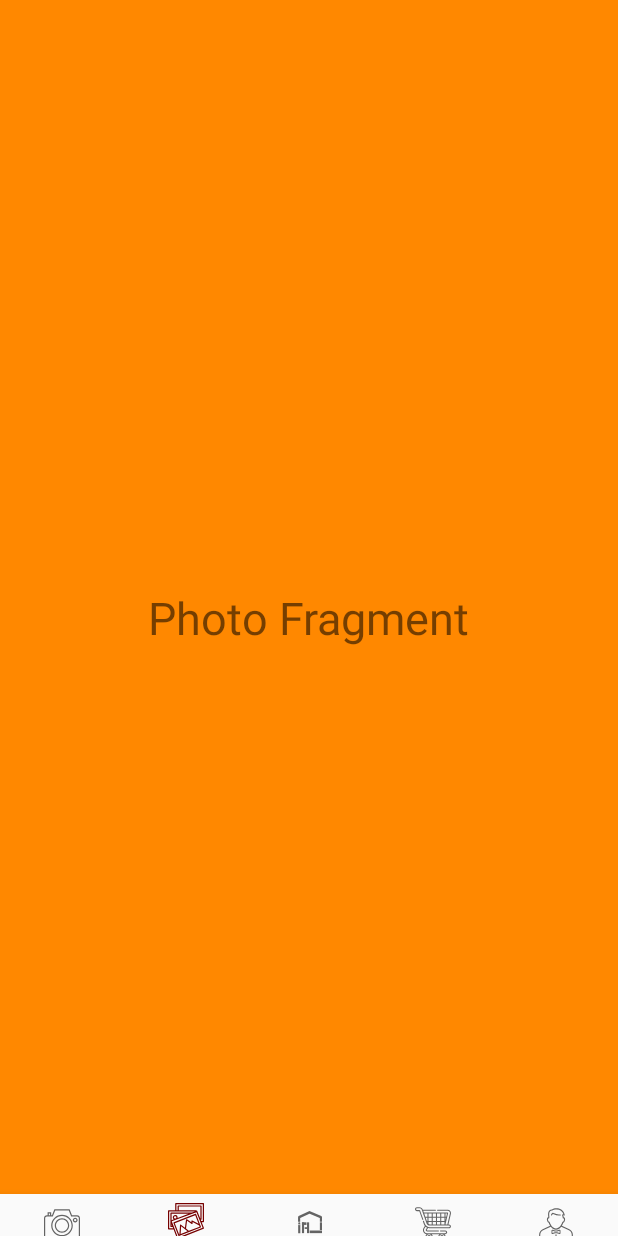
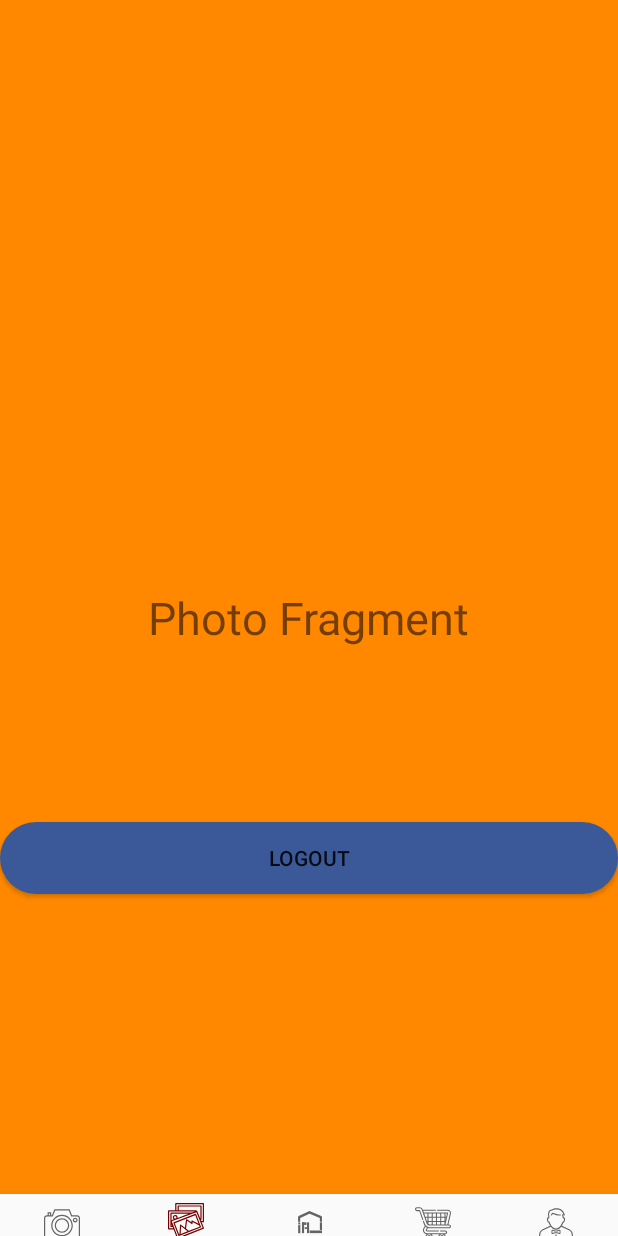
Before and after one commit to Maaz1234/InteriAR, an Android app: the screen it shows after launch once a user with an empty profile is signed in (Home_Activity), item 2 of the bottom bar chosen, on a phone screen of 412 x 824 dp. Run offline under Robolectric (Android 15) with nearby library versions, the phone set to English and light mode, and no system bars; our stand-ins replace Firebase (no records; nobody signed in at launch, a user with empty details on screens opened directly); libraries missing offline, so code that uses them is left out: io.paperdb.

Commit message:
Worked on: -- Logout Button

```diff
--- a/app/src/main/java/com/maaz/interiar/Home_Activity.java
+++ b/app/src/main/java/com/maaz/interiar/Home_Activity.java
@@ -15,8 +15,13 @@ import android.support.v7.app.AppCompatActivity;
 import android.os.Bundle;
 import android.view.MenuItem;
 import android.view.MotionEvent;
+import android.view.View;
+import android.widget.Button;
 import android.widget.Switch;
 import android.widget.TableLayout;
+import android.widget.Toast;
+
+import com.google.firebase.auth.FirebaseAuth;
 
 public class Home_Activity extends AppCompatActivity {
 
@@ -25,6 +30,7 @@ public class Home_Activity extends AppCompatActivity {
     private TabLayout tabLayout;
     private ViewPager viewPager;
     private PagerViewAdapter adapter;
+    private Button logoutButton;
 
     FragmentPagerAdapter adapterViewPager;
 
@@ -46,7 +52,17 @@ public class Home_Activity extends AppCompatActivity {
         viewPager.setAdapter(adapterViewPager);
         viewPager.setCurrentItem(1);
 
+        logoutButton = findViewById(R.id.logout_button);
 
+        logoutButton.setOnClickListener(new View.OnClickListener() {
+            @Override
+            public void onClick(View v) {
+                FirebaseAuth.getInstance().signOut();
+                Intent intent = new Intent(Home_Activity.this, SignIn_Activity.class);
+                startActivity(intent);
+                Toast.makeText(Home_Activity.this, "Logged Out Successfully!", Toast.LENGTH_SHORT).show();
+            }
+        });
         /*        SetupTabLayout(); */
 
        /* tabLayout = (TabLayout) findViewById(R.id.tablayout_home);
--- a/app/src/main/java/com/maaz/interiar/SignIn_Activity.java
+++ b/app/src/main/java/com/maaz/interiar/SignIn_Activity.java
@@ -296,6 +296,6 @@ public class SignIn_Activity extends AppCompatActivity {
         RootRef = FirebaseDatabase.getInstance().getReference();
 
         RootRef.child("Users").child(personId).child("email").setValue(personEmail);
-        RootRef.child("Users").child(personId).child("picture").setValue(personPhoto);
+        //RootRef.child("Users").child(personId).child("picture").setValue(personPhoto);
     }
 }
--- a/app/src/main/res/layout/activity_home_.xml
+++ b/app/src/main/res/layout/activity_home_.xml
@@ -51,6 +51,18 @@
         app:menu="@menu/bottom_navigation"
           />
 
+    <Button
+        android:id="@+id/logout_button"
+        android:layout_width="match_parent"
+        android:layout_height="wrap_content"
+        android:background="@drawable/btn_shape_facebook"
+        android:layout_marginBottom="200dp"
+        android:text="LOGOUT"
+        app:layout_constraintEnd_toEndOf="parent"
+        app:layout_constraintStart_toStartOf="parent"
+        app:layout_constraintBottom_toTopOf="@id/navi_bar"
+        />
+
 
 
    <!-- <android.support.design.widget.BottomNavigationView
```
